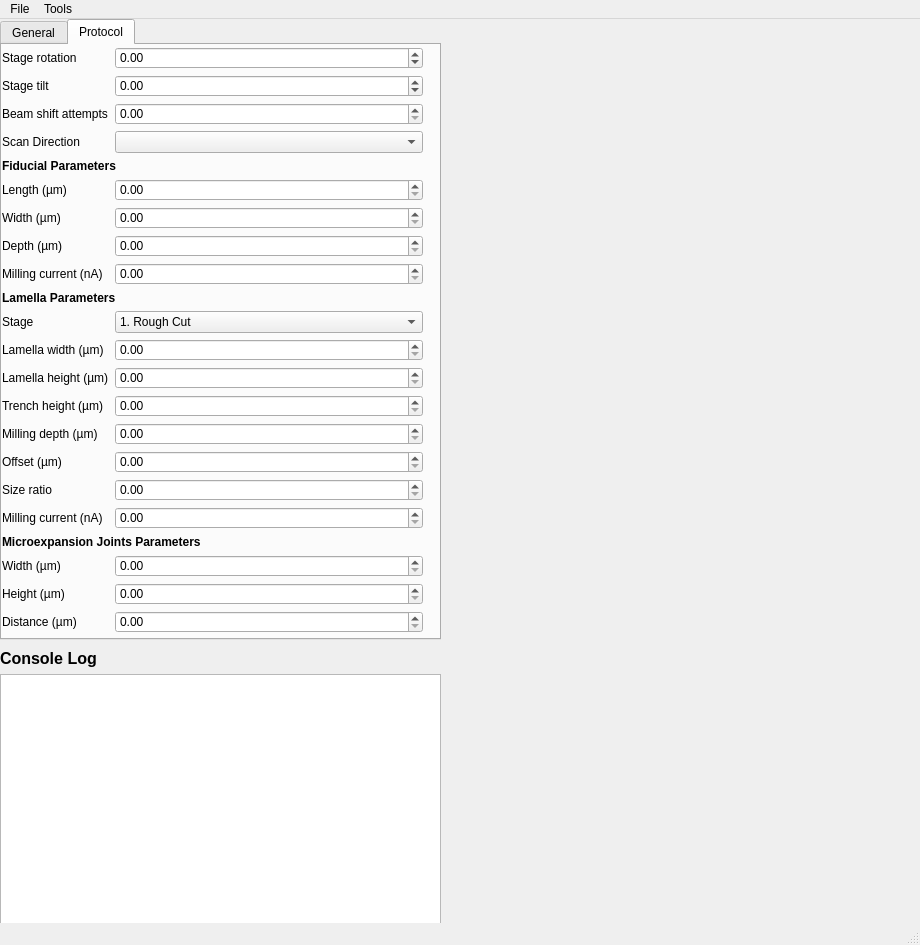
Qt form autolamella/ui/UI.ui (DeMarcoLab/autolamella) before a commit.
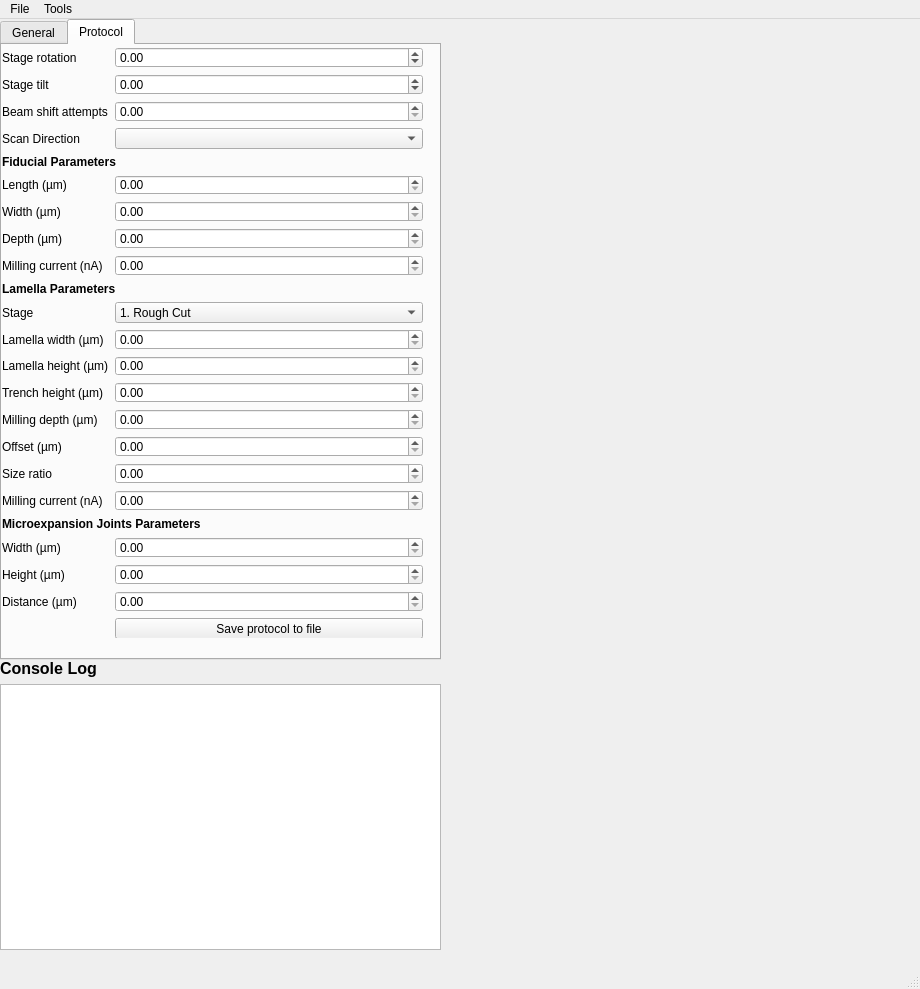
The same form after that commit. The open tabs and pages were chosen to show the change.

Commit message: removed double up code

The edit to the form file:
```diff
--- a/autolamella/ui/UI.ui
+++ b/autolamella/ui/UI.ui
@@ -7,7 +7,7 @@
     <x>0</x>
     <y>0</y>
     <width>920</width>
-    <height>945</height>
+    <height>989</height>
    </rect>
   </property>
   <property name="windowTitle">
@@ -27,9 +27,9 @@
     <property name="geometry">
      <rect>
       <x>0</x>
-      <y>630</y>
+      <y>640</y>
       <width>441</width>
-      <height>281</height>
+      <height>291</height>
      </rect>
     </property>
     <layout class="QVBoxLayout" name="verticalLayout_2">
@@ -58,7 +58,7 @@
       <x>0</x>
       <y>0</y>
       <width>441</width>
-      <height>621</height>
+      <height>641</height>
      </rect>
     </property>
     <property name="currentIndex">
@@ -403,7 +403,7 @@
         <x>0</x>
         <y>2</y>
         <width>421</width>
-        <height>613</height>
+        <height>591</height>
        </rect>
       </property>
       <layout class="QFormLayout" name="formLayout">
```
The commit also changes 2 other files.
